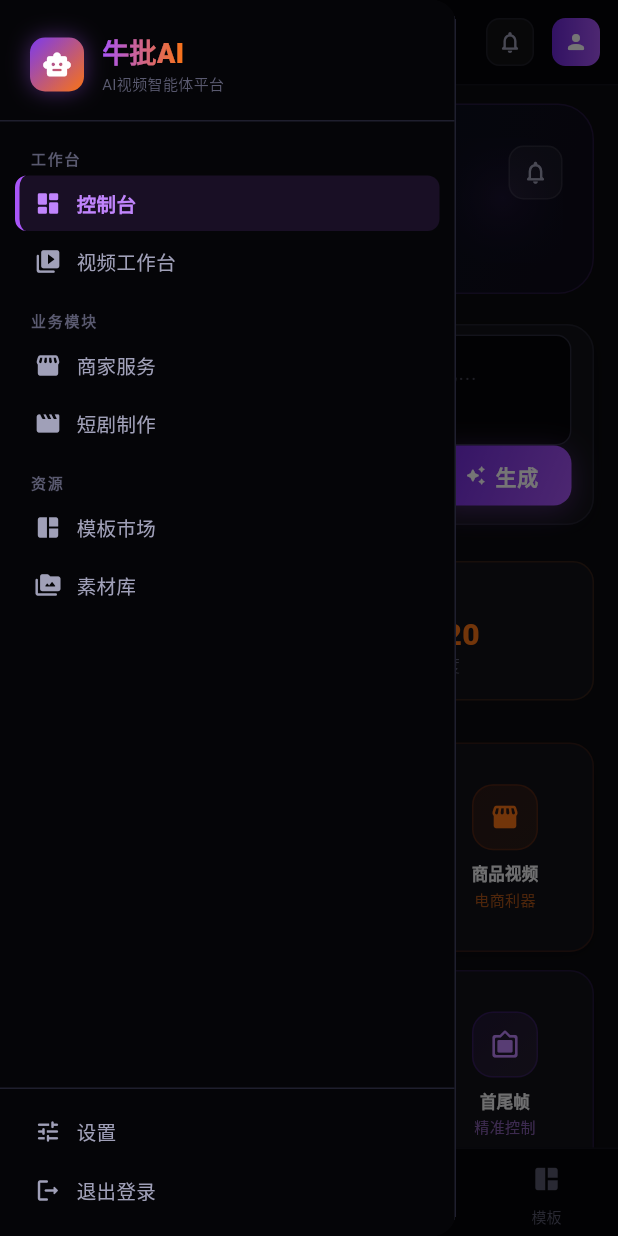
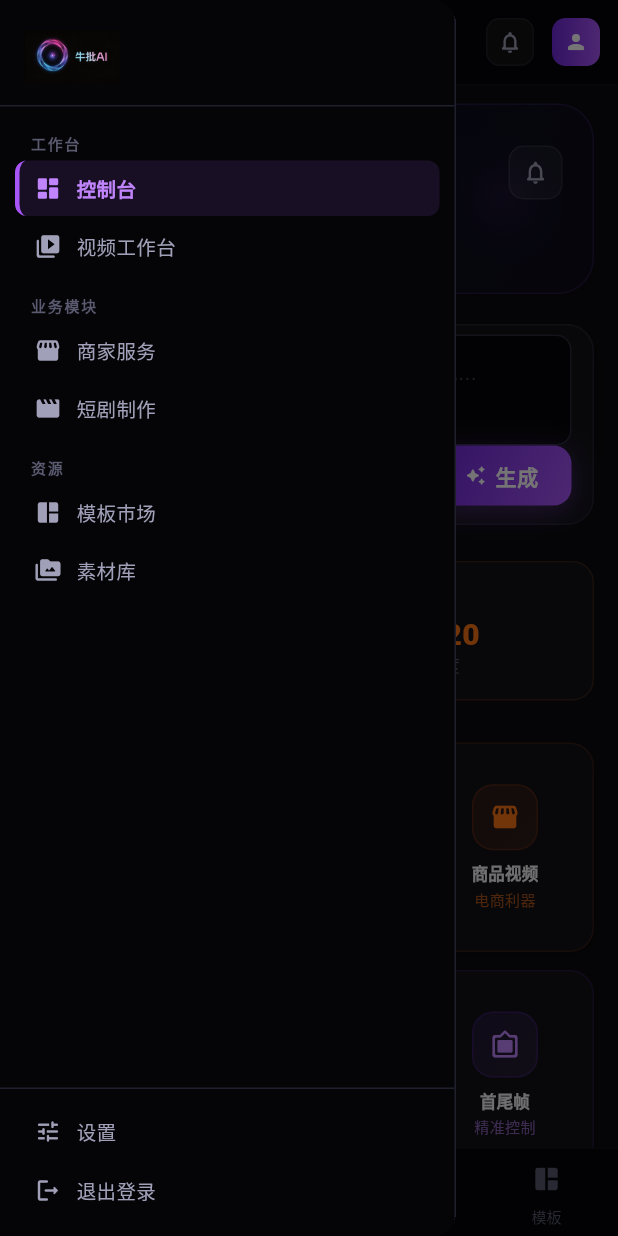
Before and after one commit to nanjiantian630-maker/npai, a Flutter app: the MainShell screen opened by its route, with the side drawer open, on a phone screen of 412 x 824 dp. Run offline on Flutter 3.47's test engine with Material 3 defaults, Android fonts, the phone set to English and light mode, and no system bars.

Commit message:
🎨 替换品牌Logo图片
- 登录页: 使用 logo_square.png 圆形大Logo(160x160)+光晕效果
- AppBar: 使用 logo_horizontal.png 横版Logo替代文字标题
- 侧边栏: 使用 logo_horizontal.png 横版Logo替代图标+文字组合
- 新增图片资源: assets/images/logo_horizontal.png, logo_square.png

```diff
--- a/lib/screens/login_screen.dart
+++ b/lib/screens/login_screen.dart
@@ -142,27 +142,31 @@ class _LoginScreenState extends State<LoginScreen>
   // ── Logo ─────────────────────────────────────────────────
   Widget _buildLogo() {
     return Column(children: [
+      // 使用 logo_square.png 作为登录页主 Logo
       Container(
-        width: 76, height: 76,
+        width: 160,
+        height: 160,
         decoration: BoxDecoration(
-          gradient: const LinearGradient(
-            colors: [NiubiColors.primaryDark, NiubiColors.primary, NiubiColors.accent],
-            begin: Alignment.topLeft, end: Alignment.bottomRight,
+          shape: BoxShape.circle,
+          boxShadow: [
+            BoxShadow(
+              color: NiubiColors.primary.withValues(alpha: 0.30),
+              blurRadius: 48,
+              spreadRadius: 8,
+            ),
+            BoxShadow(
+              color: const Color(0xFF22D3EE).withValues(alpha: 0.15),
+              blurRadius: 32,
+              spreadRadius: 4,
+            ),
+          ],
+        ),
+        child: ClipOval(
+          child: Image.asset(
+            'assets/images/logo_square.png',
+            fit: BoxFit.cover,
           ),
-          borderRadius: BorderRadius.circular(22),
-          boxShadow: [BoxShadow(
-            color: NiubiColors.primary.withValues(alpha: 0.45), blurRadius: 32, spreadRadius: 2,
-          )],
         ),
-        child: const Icon(NiubiIcons.logo, color: Colors.white, size: 38),
-      ),
-      const SizedBox(height: 16),
-      ShaderMask(
-        shaderCallback: (b) => const LinearGradient(
-          colors: [NiubiColors.primary, NiubiColors.accent],
-        ).createShader(b),
-        child: const Text('牛批AI',
-            style: TextStyle(fontSize: 30, fontWeight: FontWeight.w800, color: Colors.white)),
       ),
       const SizedBox(height: 6),
       const Text('AI驱动 · 视频智能体平台',
--- a/lib/screens/main_shell.dart
+++ b/lib/screens/main_shell.dart
@@ -65,55 +65,12 @@ class _MainShellState extends State<MainShell> {
         title: Row(
           mainAxisSize: MainAxisSize.min,
           children: [
-            // Logo 容器 — 渐变方形
-            Container(
-              width: 30,
-              height: 30,
-              decoration: BoxDecoration(
-                gradient: const LinearGradient(
-                  colors: [Color(0xFF6D28D9), Color(0xFFA855F7)],
-                  begin: Alignment.topLeft,
-                  end: Alignment.bottomRight,
-                ),
-                borderRadius: BorderRadius.circular(8),
-                boxShadow: [
-                  BoxShadow(
-                    color: NiubiColors.primary.withValues(alpha: 0.35),
-                    blurRadius: 10,
-                    offset: const Offset(0, 2),
-                  ),
-                ],
-              ),
-              child: const Icon(Icons.auto_awesome_rounded,
-                  color: Colors.white, size: 16),
-            ),
-            const SizedBox(width: 9),
-            const Text(
-              '牛批AI',
-              style: TextStyle(
-                fontWeight: FontWeight.w800,
-                color: NiubiColors.textPrimary,
-                fontSize: 17,
-                letterSpacing: 0.3,
-              ),
-            ),
-            const SizedBox(width: 7),
-            Container(
-              padding:
-                  const EdgeInsets.symmetric(horizontal: 6, vertical: 2),
-              decoration: BoxDecoration(
-                color: NiubiColors.primary.withValues(alpha: 0.12),
-                borderRadius: BorderRadius.circular(5),
-                border: Border.all(
-                    color: NiubiColors.primary.withValues(alpha: 0.25)),
-              ),
-              child: const Text(
-                'AI',
-                style: TextStyle(
-                    fontSize: 9,
-                    fontWeight: FontWeight.w800,
-                    color: NiubiColors.primaryLight,
-                    letterSpacing: 0.5),
+            // AppBar Logo — 使用横版 logo_horizontal.png
+            SizedBox(
+              height: 32,
+              child: Image.asset(
+                'assets/images/logo_horizontal.png',
+                fit: BoxFit.contain,
               ),
             ),
           ],
--- a/lib/widgets/sidebar.dart
+++ b/lib/widgets/sidebar.dart
@@ -24,54 +24,16 @@ class NiubiSidebar extends StatelessWidget {
       child: Column(
         crossAxisAlignment: CrossAxisAlignment.start,
         children: [
-          // Logo
+          // Logo — 使用横版 logo_horizontal.png
           Padding(
-            padding: const EdgeInsets.fromLTRB(20, 22, 20, 16),
-            child: Row(
-              children: [
-                Container(
-                  width: 36,
-                  height: 36,
-                  decoration: BoxDecoration(
-                    gradient: const LinearGradient(
-                      colors: [NiubiColors.primaryDark, NiubiColors.accent],
-                      begin: Alignment.topLeft,
-                      end: Alignment.bottomRight,
-                    ),
-                    borderRadius: BorderRadius.circular(10),
-                    boxShadow: [
-                      BoxShadow(
-                        color: NiubiColors.primary.withValues(alpha: 0.4),
-                        blurRadius: 12,
-                      )
-                    ],
-                  ),
-                  child: const Icon(NiubiIcons.logo, color: Colors.white, size: 20),
-                ),
-                const SizedBox(width: 12),
-                Column(
-                  crossAxisAlignment: CrossAxisAlignment.start,
-                  children: [
-                    ShaderMask(
-                      shaderCallback: (bounds) => const LinearGradient(
-                        colors: [NiubiColors.primary, NiubiColors.accent],
-                      ).createShader(bounds),
-                      child: const Text(
-                        '牛批AI',
-                        style: TextStyle(
-                          fontSize: 18,
-                          fontWeight: FontWeight.w800,
-                          color: Colors.white,
-                        ),
-                      ),
-                    ),
-                    const Text(
-                      'AI视频智能体平台',
-                      style: TextStyle(fontSize: 10, color: NiubiColors.textMuted),
-                    ),
-                  ],
-                ),
-              ],
+            padding: const EdgeInsets.fromLTRB(16, 20, 16, 14),
+            child: SizedBox(
+              height: 36,
+              child: Image.asset(
+                'assets/images/logo_horizontal.png',
+                fit: BoxFit.contain,
+                alignment: Alignment.centerLeft,
+              ),
             ),
           ),
           const Divider(height: 1, color: NiubiColors.borderLight),
```
Also changed, not shown: assets/images/logo_horizontal.png (added), assets/images/logo_square.png (added).
